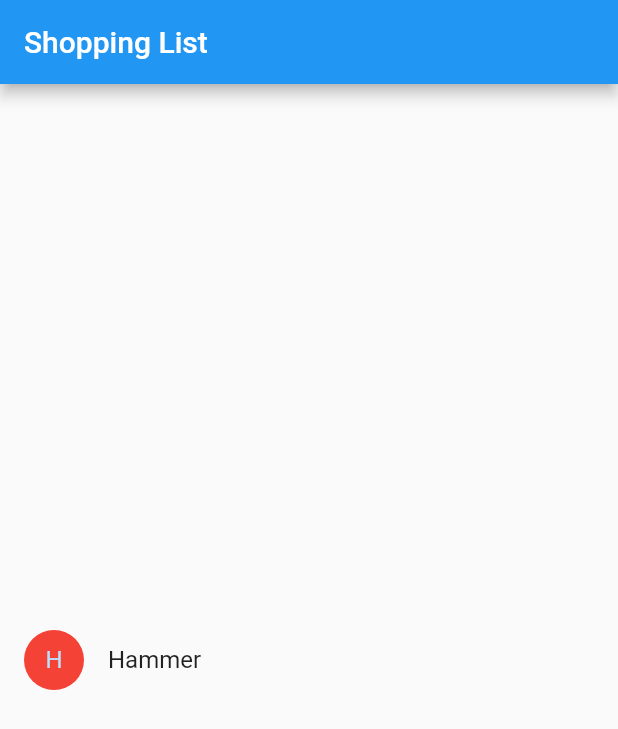
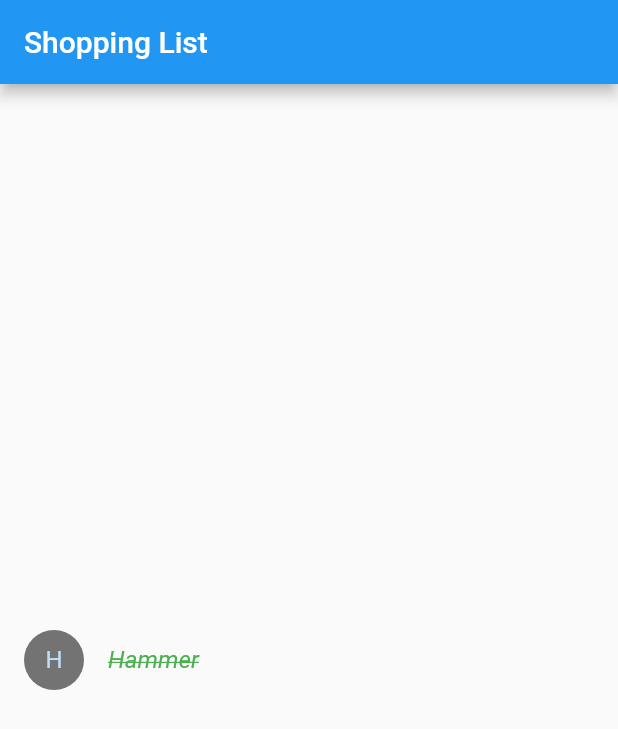
Before and after one commit to JosipTr/shopping-list, a Flutter app: the screen it shows after launch, on a phone screen of 412 x 824 dp. Shown: the top 729 px of the screen. Run offline on Flutter 3.47's test engine with Material 2 defaults, Android fonts, the phone set to English and light mode, and no system bars.

Commit message:
Add _getTextStyle method in ShoppingListItem class

```diff
--- a/lib/main.dart
+++ b/lib/main.dart
@@ -47,11 +47,17 @@ class ShoppingListItem extends StatelessWidget {
       required this.onCartChanged})
       : super(key: ObjectKey(product));
 
-  Color _getColor(BuildContext context) {
+  Color _getColor() {
     return inCart
         ? Colors.black54
-        : Theme.of(context).primaryColor;
+        : Colors.red;
   }
+
+  TextStyle? _getTextStyle() {
+    if (!inCart) return null;
+    return const TextStyle(fontStyle: FontStyle.italic, decoration: TextDecoration.lineThrough, color: Colors.green);
+  }
+
 
   @override
   Widget build(BuildContext context) {
@@ -60,10 +66,10 @@ class ShoppingListItem extends StatelessWidget {
         onCartChanged(product, inCart);
       },
       leading: CircleAvatar(
-        backgroundColor: Colors.red,
+        backgroundColor: _getColor(),
         child: Text(product.name[0]),
       ),
-      title: Text(product.name)
+      title: Text(product.name, style: _getTextStyle())
     );
   }
 }
```
